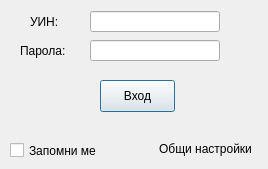
First picture: the form in src/View/Widgets/LoginView.ui, repository thefinalcutbg/DinoDent, before the edit.
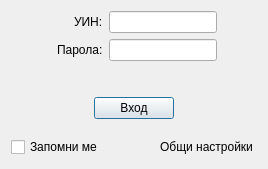
Second picture: the form after the edit.

Commit message: layout changes. pkcs11 dialog shows loaded driver

```diff
--- a/src/View/Widgets/LoginView.ui
+++ b/src/View/Widgets/LoginView.ui
@@ -24,110 +24,259 @@
   </property>
   <property name="maximumSize">
    <size>
-    <width>268</width>
-    <height>169</height>
+    <width>16777215</width>
+    <height>16777215</height>
    </size>
   </property>
   <property name="windowTitle">
    <string>LoginView</string>
   </property>
-  <widget class="QLineEdit" name="userEdit">
-   <property name="geometry">
-    <rect>
-     <x>90</x>
-     <y>11</y>
-     <width>130</width>
-     <height>21</height>
-    </rect>
-   </property>
-   <property name="maxLength">
-    <number>9</number>
-   </property>
-   <property name="echoMode">
-    <enum>QLineEdit::Normal</enum>
-   </property>
-  </widget>
-  <widget class="QLineEdit" name="passEdit">
-   <property name="geometry">
-    <rect>
-     <x>90</x>
-     <y>40</y>
-     <width>130</width>
-     <height>21</height>
-    </rect>
-   </property>
-   <property name="maxLength">
-    <number>20</number>
-   </property>
-  </widget>
-  <widget class="QLabel" name="label_2">
-   <property name="geometry">
-    <rect>
-     <x>30</x>
-     <y>11</y>
-     <width>51</width>
-     <height>21</height>
-    </rect>
-   </property>
-   <property name="text">
-    <string>УИН:</string>
-   </property>
-  </widget>
-  <widget class="QLabel" name="label_3">
-   <property name="geometry">
-    <rect>
-     <x>20</x>
-     <y>40</y>
-     <width>61</width>
-     <height>21</height>
-    </rect>
-   </property>
-   <property name="text">
-    <string>Парола:</string>
-   </property>
-  </widget>
-  <widget class="QPushButton" name="okButton">
-   <property name="geometry">
-    <rect>
-     <x>100</x>
-     <y>80</y>
-     <width>75</width>
-     <height>32</height>
-    </rect>
-   </property>
-   <property name="text">
-    <string>Вход</string>
-   </property>
-  </widget>
-  <widget class="QPushButton" name="practiceButton">
-   <property name="geometry">
-    <rect>
-     <x>140</x>
-     <y>133</y>
-     <width>131</width>
-     <height>31</height>
-    </rect>
-   </property>
-   <property name="text">
-    <string>Общи настройки</string>
-   </property>
-   <property name="flat">
-    <bool>true</bool>
-   </property>
-  </widget>
-  <widget class="QCheckBox" name="rememberCheck">
-   <property name="geometry">
-    <rect>
-     <x>10</x>
-     <y>140</y>
-     <width>111</width>
-     <height>21</height>
-    </rect>
-   </property>
-   <property name="text">
-    <string>Запомни ме</string>
-   </property>
-  </widget>
+  <layout class="QVBoxLayout" name="verticalLayout_3">
+   <item>
+    <layout class="QHBoxLayout" name="horizontalLayout_7">
+     <item>
+      <layout class="QVBoxLayout" name="verticalLayout">
+       <item>
+        <layout class="QHBoxLayout" name="horizontalLayout_6">
+         <item>
+          <spacer name="horizontalSpacer_6">
+           <property name="orientation">
+            <enum>Qt::Horizontal</enum>
+           </property>
+           <property name="sizeType">
+            <enum>QSizePolicy::Expanding</enum>
+           </property>
+           <property name="sizeHint" stdset="0">
+            <size>
+             <width>40</width>
+             <height>20</height>
+            </size>
+           </property>
+          </spacer>
+         </item>
+         <item>
+          <widget class="QLabel" name="label_2">
+           <property name="sizePolicy">
+            <sizepolicy hsizetype="Preferred" vsizetype="Preferred">
+             <horstretch>0</horstretch>
+             <verstretch>0</verstretch>
+            </sizepolicy>
+           </property>
+           <property name="text">
+            <string>УИН:</string>
+           </property>
+           <property name="alignment">
+            <set>Qt::AlignLeading|Qt::AlignLeft|Qt::AlignVCenter</set>
+           </property>
+          </widget>
+         </item>
+        </layout>
+       </item>
+       <item>
+        <layout class="QHBoxLayout" name="horizontalLayout_5">
+         <item>
+          <spacer name="horizontalSpacer_7">
+           <property name="orientation">
+            <enum>Qt::Horizontal</enum>
+           </property>
+           <property name="sizeType">
+            <enum>QSizePolicy::Expanding</enum>
+           </property>
+           <property name="sizeHint" stdset="0">
+            <size>
+             <width>40</width>
+             <height>20</height>
+            </size>
+           </property>
+          </spacer>
+         </item>
+         <item>
+          <widget class="QLabel" name="label_3">
+           <property name="sizePolicy">
+            <sizepolicy hsizetype="Preferred" vsizetype="Preferred">
+             <horstretch>0</horstretch>
+             <verstretch>0</verstretch>
+            </sizepolicy>
+           </property>
+           <property name="text">
+            <string>Парола:</string>
+           </property>
+           <property name="alignment">
+            <set>Qt::AlignLeading|Qt::AlignLeft|Qt::AlignVCenter</set>
+           </property>
+          </widget>
+         </item>
+        </layout>
+       </item>
+      </layout>
+     </item>
+     <item>
+      <layout class="QVBoxLayout" name="verticalLayout_2">
+       <item>
+        <layout class="QHBoxLayout" name="horizontalLayout_3">
+         <item>
+          <widget class="QLineEdit" name="userEdit">
+           <property name="sizePolicy">
+            <sizepolicy hsizetype="Expanding" vsizetype="Fixed">
+             <horstretch>0</horstretch>
+             <verstretch>0</verstretch>
+            </sizepolicy>
+           </property>
+           <property name="maxLength">
+            <number>9</number>
+           </property>
+           <property name="echoMode">
+            <enum>QLineEdit::Normal</enum>
+           </property>
+          </widget>
+         </item>
+         <item>
+          <spacer name="horizontalSpacer_4">
+           <property name="orientation">
+            <enum>Qt::Horizontal</enum>
+           </property>
+           <property name="sizeHint" stdset="0">
+            <size>
+             <width>40</width>
+             <height>20</height>
+            </size>
+           </property>
+          </spacer>
+         </item>
+        </layout>
+       </item>
+       <item>
+        <layout class="QHBoxLayout" name="horizontalLayout_2">
+         <item>
+          <widget class="QLineEdit" name="passEdit">
+           <property name="sizePolicy">
+            <sizepolicy hsizetype="Expanding" vsizetype="Fixed">
+             <horstretch>0</horstretch>
+             <verstretch>0</verstretch>
+            </sizepolicy>
+           </property>
+           <property name="maxLength">
+            <number>20</number>
+           </property>
+          </widget>
+         </item>
+         <item>
+          <spacer name="horizontalSpacer_5">
+           <property name="orientation">
+            <enum>Qt::Horizontal</enum>
+           </property>
+           <property name="sizeHint" stdset="0">
+            <size>
+             <width>40</width>
+             <height>20</height>
+            </size>
+           </property>
+          </spacer>
+         </item>
+        </layout>
+       </item>
+      </layout>
+     </item>
+    </layout>
+   </item>
+   <item>
+    <spacer name="verticalSpacer_2">
+     <property name="orientation">
+      <enum>Qt::Vertical</enum>
+     </property>
+     <property name="sizeHint" stdset="0">
+      <size>
+       <width>20</width>
+       <height>40</height>
+      </size>
+     </property>
+    </spacer>
+   </item>
+   <item>
+    <layout class="QHBoxLayout" name="horizontalLayout_4">
+     <item>
+      <spacer name="horizontalSpacer_2">
+       <property name="orientation">
+        <enum>Qt::Horizontal</enum>
+       </property>
+       <property name="sizeHint" stdset="0">
+        <size>
+         <width>40</width>
+         <height>20</height>
+        </size>
+       </property>
+      </spacer>
+     </item>
+     <item>
+      <widget class="QPushButton" name="okButton">
+       <property name="text">
+        <string>Вход</string>
+       </property>
+      </widget>
+     </item>
+     <item>
+      <spacer name="horizontalSpacer_3">
+       <property name="orientation">
+        <enum>Qt::Horizontal</enum>
+       </property>
+       <property name="sizeHint" stdset="0">
+        <size>
+         <width>40</width>
+         <height>20</height>
+        </size>
+       </property>
+      </spacer>
+     </item>
+    </layout>
+   </item>
+   <item>
+    <spacer name="verticalSpacer">
+     <property name="orientation">
+      <enum>Qt::Vertical</enum>
+     </property>
+     <property name="sizeHint" stdset="0">
+      <size>
+       <width>20</width>
+       <height>20</height>
+      </size>
+     </property>
+    </spacer>
+   </item>
+   <item>
+    <layout class="QHBoxLayout" name="horizontalLayout">
+     <item>
+      <widget class="QCheckBox" name="rememberCheck">
+       <property name="text">
+        <string>Запомни ме</string>
+       </property>
+      </widget>
+     </item>
+     <item>
+      <spacer name="horizontalSpacer">
+       <property name="orientation">
+        <enum>Qt::Horizontal</enum>
+       </property>
+       <property name="sizeHint" stdset="0">
+        <size>
+         <width>40</width>
+         <height>20</height>
+        </size>
+       </property>
+      </spacer>
+     </item>
+     <item>
+      <widget class="QPushButton" name="practiceButton">
+       <property name="text">
+        <string>Общи настройки</string>
+       </property>
+       <property name="flat">
+        <bool>true</bool>
+       </property>
+      </widget>
+     </item>
+    </layout>
+   </item>
+  </layout>
  </widget>
  <layoutdefault spacing="6" margin="11"/>
  <tabstops>
```
The commit also changes 14 other files.
